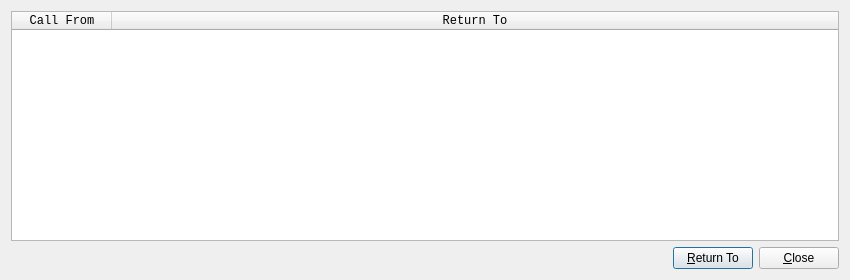
Above: plugins/Backtrace/DialogBacktrace.ui from eteran/edb-debugger before the change. Below: the same form after it.
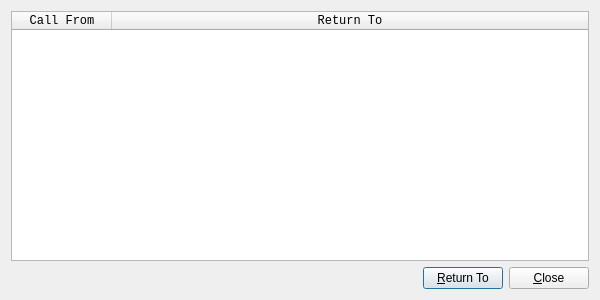
That is the form after the change. Icons and pictures are not drawn.

```diff
--- a/plugins/Backtrace/DialogBacktrace.ui
+++ b/plugins/Backtrace/DialogBacktrace.ui
@@ -6,8 +6,8 @@
    <rect>
     <x>0</x>
     <y>0</y>
-    <width>850</width>
-    <height>280</height>
+    <width>600</width>
+    <height>300</height>
    </rect>
   </property>
   <property name="windowTitle">
```
